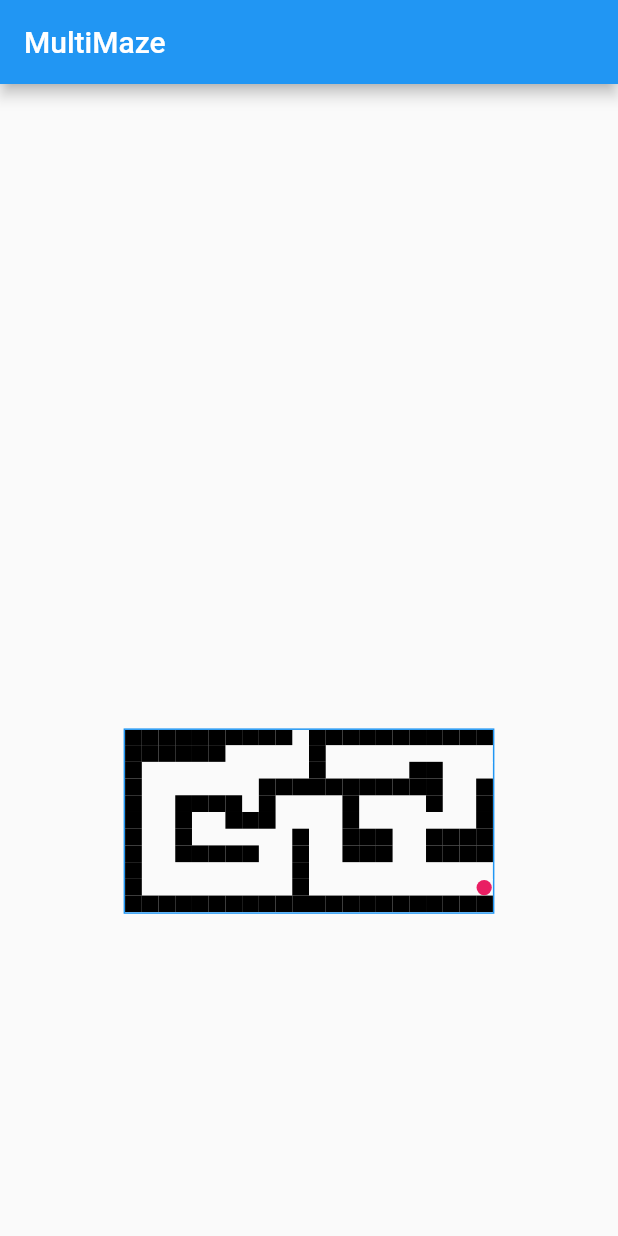
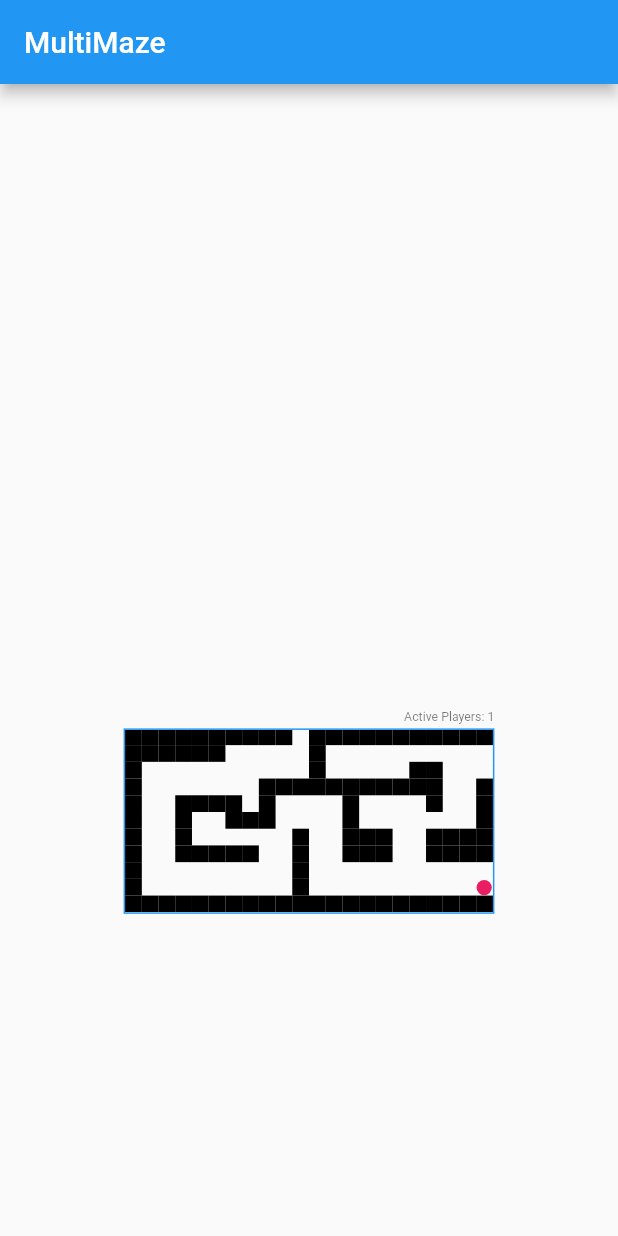
Before and after one commit to craiglabenz/multimaze, a Flutter app: the screen it shows after launch, on a phone screen of 412 x 824 dp. Run offline on Flutter 3.47's test engine with Material 2 defaults, Android fonts, the phone set to English and light mode, and no system bars; our stand-ins replace flutter_riverpod, freezed_annotation, riverpod.

Commit message:
added control panel with active players label

```diff
--- /dev/null
+++ b/multimaze-ui/lib/src/maze/helpers/constants.dart
@@ -0,0 +1,6 @@
+/// Arbitrary initial value that UI elements were sized against.
+///
+/// This value is used to scale down various text elements as the window grows
+/// or shrinks. There is nothing special about 1600, other than elements were
+/// initially sized to be appropriate for that width.
+const double defaultWindowWidth = 1600.0;
--- a/multimaze-ui/lib/src/maze/helpers/helpers.dart
+++ b/multimaze-ui/lib/src/maze/helpers/helpers.dart
@@ -1 +1,2 @@
+export 'constants.dart';
 export 'coordinates.dart';
--- a/multimaze-ui/lib/src/maze/manager/maze_data.dart
+++ b/multimaze-ui/lib/src/maze/manager/maze_data.dart
@@ -11,6 +11,7 @@ class MazeData with _$MazeData {
     required List<Coordinates> wallLocations,
     required int rows,
     required int columns,
+    required int activePlayers,
   }) = _MazeData;
 
   static const rawEmptySquare = ' ';
--- a/multimaze-ui/lib/src/maze/manager/maze_manager.dart
+++ b/multimaze-ui/lib/src/maze/manager/maze_manager.dart
@@ -44,6 +44,7 @@ class MazeManager extends StateNotifier<MazeData> {
     }
 
     return MazeData(
+      activePlayers: 1,
       playerLocation: playerLocation,
       targetLocation: targetLocation,
       wallLocations: wallLocations,
--- a/multimaze-ui/lib/src/maze/pages/maze_page.dart
+++ b/multimaze-ui/lib/src/maze/pages/maze_page.dart
@@ -16,6 +16,7 @@ class MazePage extends ConsumerWidget {
       body: MoveCommandKeyboardListener(
         sendCommand: ref.read(mazeManagerProvider.notifier).send,
         child: Maze(
+          activePlayers: mazeData.activePlayers,
           rows: mazeData.rows,
           columns: mazeData.columns,
           borderColor: Colors.blue,
--- a/multimaze-ui/lib/src/maze/widgets/maze.dart
+++ b/multimaze-ui/lib/src/maze/widgets/maze.dart
@@ -13,6 +13,7 @@ class Maze extends StatelessWidget {
     required this.columns,
     required this.gamePieceLocation,
     required this.wallLocations,
+    required this.activePlayers,
     this.gamePieceColor = Colors.pink,
     this.borderColor = Colors.blue,
     this.gridColor = Colors.blue,
@@ -59,6 +60,11 @@ class Maze extends StatelessWidget {
   /// available screen real estate.
   final int columns;
 
+  /// The number of active connections to the game.
+  ///
+  /// This is for display purposes only and has no other effect on the UI.
+  final int activePlayers;
+
   /// The location on the board where the game piece should be drawn.
   final Coordinates gamePieceLocation;
 
@@ -96,22 +102,34 @@ class Maze extends StatelessWidget {
         // widget.
         final double mazeWidth = columns * squareSize;
 
-        final EdgeInsets mazePadding = EdgeInsets.fromLTRB(
-          (constraints.maxWidth - mazeWidth) / 2,
-          (constraints.maxHeight - mazeHeight) / 1.5,
-          (constraints.maxWidth - mazeWidth) / 2,
-          (constraints.maxHeight - mazeHeight) / 3,
-        );
-
         final double innerHeight = mazeHeight - (2 * borderThickness);
         final double innerWidth = mazeWidth - (2 * borderThickness);
 
-        return Center(
-          child: Padding(
-            padding: mazePadding,
+        final double leftOffset = (constraints.maxWidth - mazeWidth) / 2;
+        final double topOffset = (constraints.maxHeight - mazeHeight) / 1.5;
+        final double bottomOffset = (constraints.maxHeight - mazeHeight) / 3;
+
+        return Stack(
+          children: <Widget>[
+            Positioned(
+              left: leftOffset,
+              top: 0,
+              width: mazeWidth,
+              height: constraints.maxHeight - mazeHeight - bottomOffset,
+              child: MazeControlPanel(
+                activePlayers: activePlayers,
+                sizeMultiplier: constraints.maxWidth / defaultWindowWidth,
+              ),
+            ),
+            Positioned(
+              left: leftOffset,
+              width: mazeWidth,
+              height: mazeHeight,
+              top: topOffset,
               child: Container(
                 decoration: BoxDecoration(
-                border: Border.all(color: borderColor, width: borderThickness),
+                  border:
+                      Border.all(color: borderColor, width: borderThickness),
                 ),
                 child: _SizedMaze(
                   rows: rows,
@@ -128,6 +146,7 @@ class Maze extends StatelessWidget {
                 ),
               ),
             ),
+          ],
         );
       },
     );
--- /dev/null
+++ b/multimaze-ui/lib/src/maze/widgets/maze_control_panel.dart
@@ -0,0 +1,31 @@
+import 'package:flutter/material.dart';
+
+class MazeControlPanel extends StatelessWidget {
+  const MazeControlPanel({
+    Key? key,
+    required this.activePlayers,
+    required this.sizeMultiplier,
+  }) : super(key: key);
+
+  final int activePlayers;
+  final double sizeMultiplier;
+
+  @override
+  Widget build(BuildContext context) {
+    return Stack(
+      children: <Widget>[
+        Positioned(
+          right: 0,
+          bottom: 0,
+          height: 50 * sizeMultiplier,
+          child: Text(
+            'Active Players: $activePlayers',
+            style: Theme.of(context).textTheme.headline4!.copyWith(
+                  fontSize: 32 * sizeMultiplier,
+                ),
+          ),
+        )
+      ],
+    );
+  }
+}
--- a/multimaze-ui/lib/src/maze/widgets/widgets.dart
+++ b/multimaze-ui/lib/src/maze/widgets/widgets.dart
@@ -1,3 +1,4 @@
 export 'keyboard_listener.dart';
 export 'maze.dart';
+export 'maze_control_panel.dart';
 export 'player_indicator.dart';
```
Also changed, not shown: multimaze-ui/lib/src/maze/manager/maze_data.freezed.dart. Lines whose indentation alone changed are shown as unchanged.
